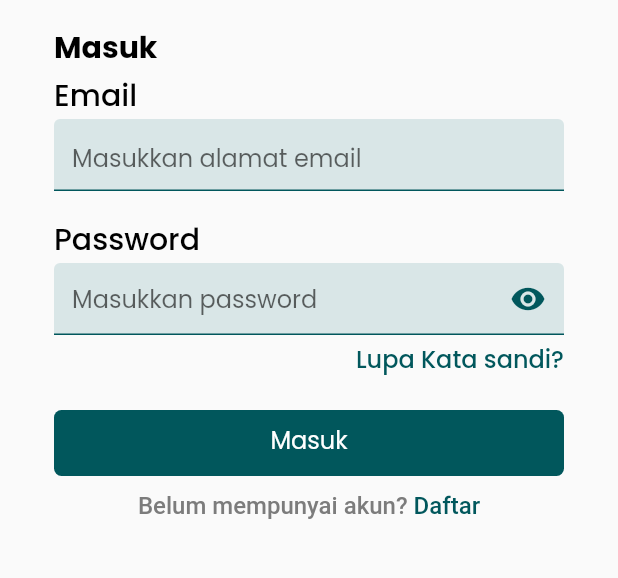
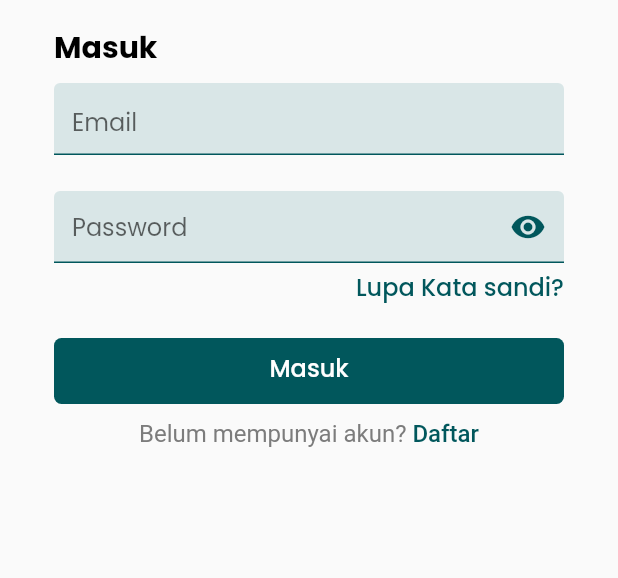
Before and after one commit to handiism/repo, a Flutter app: the screen it shows after launch, on a phone screen of 412 x 824 dp, the part 247-825 px from its top. Run offline on Flutter 3.47's test engine with Material 2 defaults, Android fonts, the phone set to English and light mode, and no system bars; our stand-ins replace get.

Commit message:
fix: kekecoh web-small screen

```diff
--- a/lib/views/screens/login_screen.dart
+++ b/lib/views/screens/login_screen.dart
@@ -2,7 +2,6 @@ import 'package:flutter/gestures.dart';
 import 'package:flutter/material.dart';
 import 'package:repo/controllers/login_controller.dart';
 import 'package:repo/core/shared/colors.dart';
-import 'package:repo/core/shared/assets.dart';
 import 'package:repo/core/utils/formatting.dart';
 import 'package:repo/core/routes/routes.dart';
 import 'package:repo/models/user/user.dart';
@@ -64,7 +63,7 @@ class _LoginScreenState extends State<LoginScreen> {
                     'Masuk',
                     style: TextStyle(
                       color: Colors.black,
-                      fontWeight: FontWeight.bold,
+                      fontWeight: FontWeight.w700,
                       fontSize: 20,
                     ),
                     textAlign: TextAlign.left,
@@ -73,46 +72,16 @@ class _LoginScreenState extends State<LoginScreen> {
                 const SizedBox(
                   height: 12,
                 ),
-                Container(
-                  alignment: Alignment.centerLeft,
-                  child: const Text(
-                    'Email',
-                    style: TextStyle(
-                      color: Colors.black,
-                      fontWeight: FontWeight.w500,
-                      fontSize: 20,
-                    ),
-                    textAlign: TextAlign.left,
-                  ),
-                ),
-                const SizedBox(
-                  height: 4,
-                ),
                 TextFieldRepo(
                   textController: _emailController,
-                  hintText: 'Masukkan alamat email',
+                  hintText: 'Email',
                 ),
                 const SizedBox(
                   height: 24,
                 ),
-                Container(
-                  alignment: Alignment.centerLeft,
-                  child: const Text(
-                    'Password',
-                    style: TextStyle(
-                      color: Colors.black,
-                      fontWeight: FontWeight.w500,
-                      fontSize: 20,
-                    ),
-                    textAlign: TextAlign.left,
-                  ),
-                ),
-                const SizedBox(
-                  height: 4,
-                ),
                 TextFieldRepo(
                   textController: _passwordController,
-                  hintText: 'Masukkan password',
+                  hintText: 'Password',
                   obscureText: true,
                 ),
                 const SizedBox(
@@ -166,7 +135,7 @@ class _LoginScreenState extends State<LoginScreen> {
                           text: 'Belum mempunyai akun? ',
                           style: TextStyle(
                             color: hexToColor('#7C7C7C'),
-                            fontWeight: FontWeight.w500,
+                            fontWeight: FontWeight.w400,
                             fontSize: 16,
                           ),
                         ),
--- a/lib/views/widgets/button_widget.dart
+++ b/lib/views/widgets/button_widget.dart
@@ -33,6 +33,7 @@ class ButtonRepo extends StatelessWidget {
           child: Text(
             text,
             style: TextStyle(
+              fontWeight: FontWeight.w500,
               fontSize: 16,
               color: changeTextColor == false
                   ? Colors.white
--- a/lib/views/widgets/text_field_widget.dart
+++ b/lib/views/widgets/text_field_widget.dart
@@ -27,6 +27,10 @@
       controller: widget.textController,
       obscureText: widget.obscureText == true ? _isObscure : _isnotObscure,
       decoration: InputDecoration(
+        hintStyle: const TextStyle(
+          fontWeight: FontWeight.w400,
+          fontSize: 16,
+        ),
         filled: true,
         fillColor: hexToColor(ColorsRepo.secondaryColor),
         enabledBorder: UnderlineInputBorder(
```
